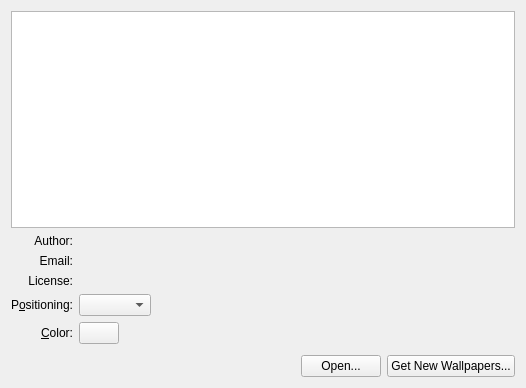
The window that plasma/wallpapers/image/imageconfig.ui (mgottschlag/kwin-tiling) describes before a commit, drawn with Qt 5.
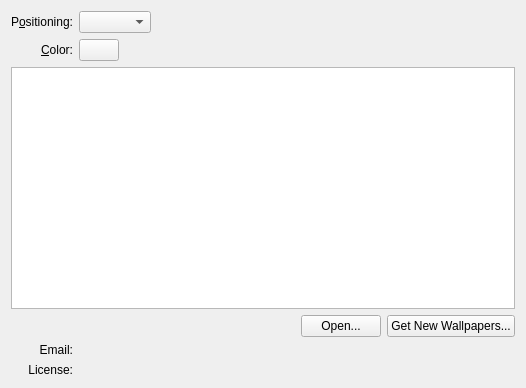
The same window after the commit. Custom widgets are drawn as their Qt base class.

Commit message: Improving image wallpaper configuration.

Patch:
```diff
--- a/plasma/wallpapers/image/imageconfig.ui
+++ b/plasma/wallpapers/image/imageconfig.ui
@@ -11,7 +11,7 @@
    </rect>
   </property>
   <layout class="QGridLayout" name="gridLayout">
-   <item row="0" column="0" colspan="3">
+   <item row="2" column="0" colspan="3">
     <widget class="QListView" name="m_view">
      <property name="minimumSize">
       <size>
@@ -21,7 +21,7 @@
      </property>
     </widget>
    </item>
-   <item row="2" column="0">
+   <item row="5" column="0">
     <widget class="QLabel" name="m_emailLabel">
      <property name="text">
       <string>Email:</string>
@@ -31,7 +31,7 @@
      </property>
     </widget>
    </item>
-   <item row="2" column="1">
+   <item row="5" column="1">
     <widget class="QLabel" name="m_emailLine">
      <property name="sizePolicy">
       <sizepolicy hsizetype="Preferred" vsizetype="Fixed">
@@ -44,7 +44,7 @@
      </property>
     </widget>
    </item>
-   <item row="3" column="0">
+   <item row="6" column="0">
     <widget class="QLabel" name="m_licenseLabel">
      <property name="text">
       <string>License:</string>
@@ -54,7 +54,7 @@
      </property>
     </widget>
    </item>
-   <item row="3" column="1">
+   <item row="6" column="1">
     <widget class="QLabel" name="m_licenseLine">
      <property name="sizePolicy">
       <sizepolicy hsizetype="Preferred" vsizetype="Fixed">
@@ -70,7 +70,7 @@
      </property>
     </widget>
    </item>
-   <item row="4" column="0">
+   <item row="0" column="0">
     <widget class="QLabel" name="m_positioningLabel">
      <property name="text">
       <string>P&amp;ositioning:</string>
@@ -83,34 +83,7 @@
      </property>
     </widget>
    </item>
-   <item row="4" column="1" colspan="2">
-    <layout class="QHBoxLayout" name="horizontalLayout">
-     <item>
-      <widget class="QComboBox" name="m_resizeMethod">
-       <property name="sizePolicy">
-        <sizepolicy hsizetype="Preferred" vsizetype="Fixed">
-         <horstretch>0</horstretch>
-         <verstretch>0</verstretch>
-        </sizepolicy>
-       </property>
-      </widget>
-     </item>
-     <item>
-      <spacer name="spacer_2">
-       <property name="orientation">
-        <enum>Qt::Horizontal</enum>
-       </property>
-       <property name="sizeHint" stdset="0">
-        <size>
-         <width>187</width>
-         <height>17</height>
-        </size>
-       </property>
-      </spacer>
-     </item>
-    </layout>
-   </item>
-   <item row="5" column="0">
+   <item row="1" column="0">
     <widget class="QLabel" name="m_colorLabel">
      <property name="text">
       <string>&amp;Color:</string>
@@ -123,7 +96,7 @@
      </property>
     </widget>
    </item>
-   <item row="5" column="1" colspan="2">
+   <item row="1" column="1" colspan="2">
     <layout class="QHBoxLayout" name="horizontalLayout_2">
      <item>
       <widget class="KColorButton" name="m_color">
@@ -164,7 +137,34 @@
      </item>
     </layout>
    </item>
-   <item row="7" column="1">
+   <item row="0" column="1" colspan="2">
+    <layout class="QHBoxLayout" name="horizontalLayout">
+     <item>
+      <widget class="QComboBox" name="m_resizeMethod">
+       <property name="sizePolicy">
+        <sizepolicy hsizetype="Preferred" vsizetype="Fixed">
+         <horstretch>0</horstretch>
+         <verstretch>0</verstretch>
+        </sizepolicy>
+       </property>
+      </widget>
+     </item>
+     <item>
+      <spacer name="spacer_2">
+       <property name="orientation">
+        <enum>Qt::Horizontal</enum>
+       </property>
+       <property name="sizeHint" stdset="0">
+        <size>
+         <width>187</width>
+         <height>17</height>
+        </size>
+       </property>
+      </spacer>
+     </item>
+    </layout>
+   </item>
+   <item row="3" column="1">
     <layout class="QHBoxLayout" name="horizontalLayout_3">
      <item>
       <spacer name="horizontalSpacer">
@@ -188,52 +188,13 @@
      </item>
     </layout>
    </item>
-   <item row="1" column="1" colspan="2">
-    <widget class="QLabel" name="m_authorLine">
-     <property name="sizePolicy">
-      <sizepolicy hsizetype="Preferred" vsizetype="Fixed">
-       <horstretch>1</horstretch>
-       <verstretch>0</verstretch>
-      </sizepolicy>
-     </property>
-     <property name="text">
-      <string/>
-     </property>
-    </widget>
-   </item>
-   <item row="1" column="0">
-    <widget class="QLabel" name="m_authorLabel">
-     <property name="text">
-      <string>Author:</string>
-     </property>
-     <property name="alignment">
-      <set>Qt::AlignRight|Qt::AlignTrailing|Qt::AlignVCenter</set>
-     </property>
-    </widget>
-   </item>
-   <item row="7" column="2">
+   <item row="3" column="2">
     <widget class="QPushButton" name="m_newStuff">
      <property name="text">
       <string>Get New Wallpapers...</string>
      </property>
     </widget>
    </item>
-   <item row="6" column="1">
-    <spacer name="verticalSpacer">
-     <property name="orientation">
-      <enum>Qt::Vertical</enum>
-     </property>
-     <property name="sizeType">
-      <enum>QSizePolicy::Fixed</enum>
-     </property>
-     <property name="sizeHint" stdset="0">
-      <size>
-       <width>20</width>
-       <height>5</height>
-      </size>
-     </property>
-    </spacer>
-   </item>
   </layout>
  </widget>
  <customwidgets>
```
The commit also changes 1 other file.
